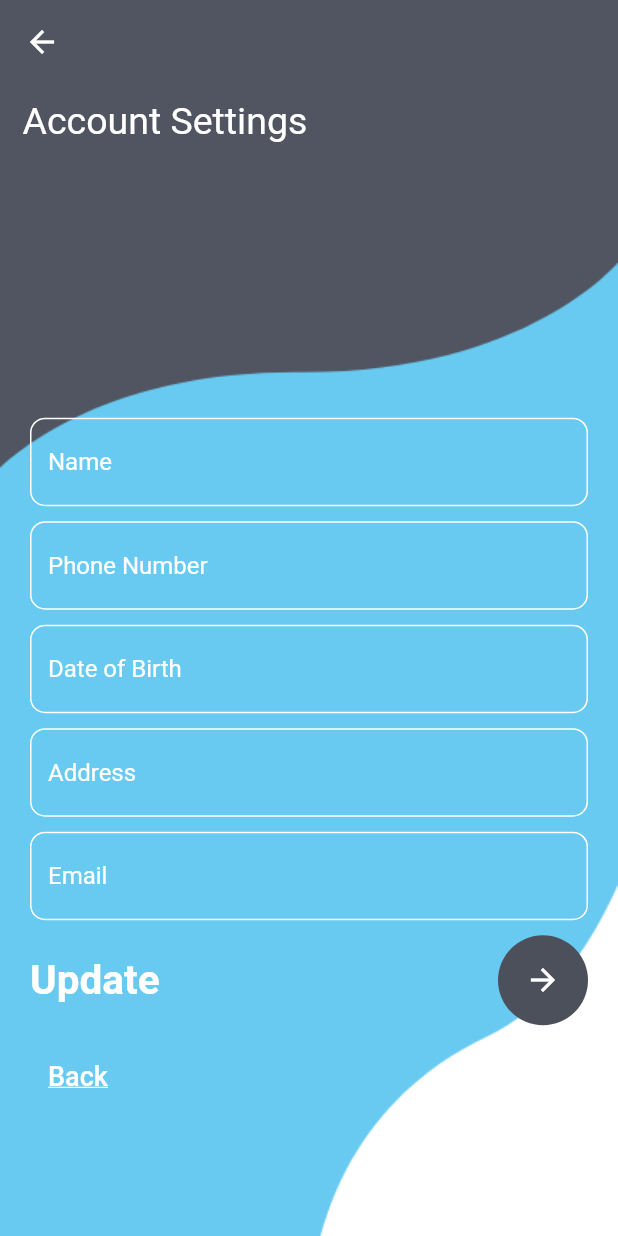
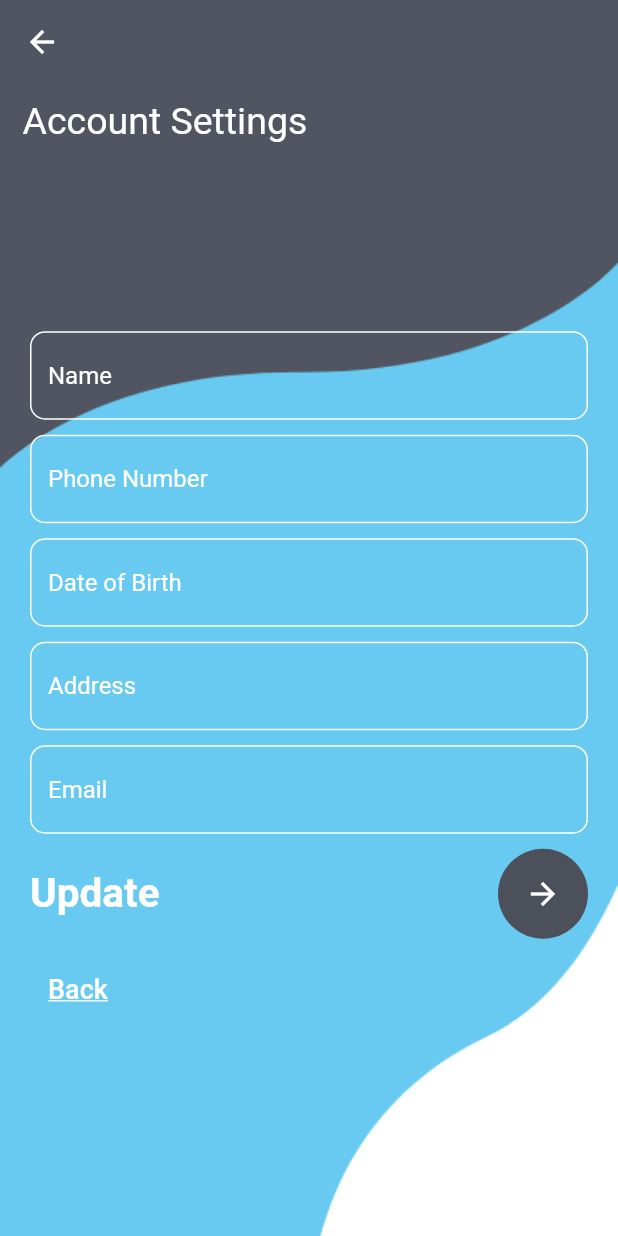
Before and after one commit to AnthonyLimanto/SEPT_Project, a Flutter app: the Settings screen opened by its route, on a phone screen of 412 x 824 dp. Run offline on Flutter 3.47's test engine with Material 2 defaults, Android fonts, the phone set to English and light mode, and no system bars.

Commit message:
complete settings
completed settings

```diff
--- a/shrimpfriedrice/lib/Pages/settings.dart
+++ b/shrimpfriedrice/lib/Pages/settings.dart
@@ -37,7 +37,7 @@ class SettingsState extends State<Settings> {
               padding: EdgeInsets.only(
                   right: 20,
                   left: 20,
-                  top: MediaQuery.of(context).size.height * 0.27),
+                  top: MediaQuery.of(context).size.height * 0.20),
               child: Column(children: [
                 TextField(
                   decoration: InputDecoration(
```
